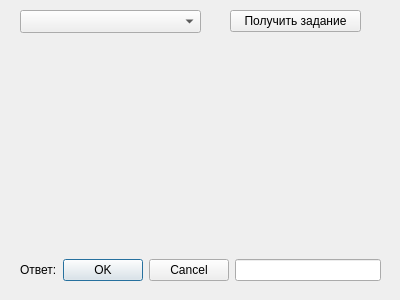
Qt form client/client/task.ui (MasloboevVladislav/Progect) before a commit.
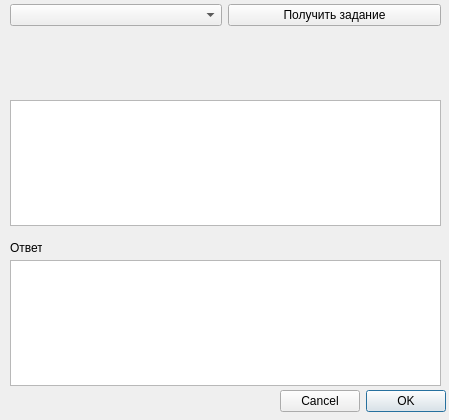
The same form after that commit.

What changed in the file:
```diff
--- a/client/client/task.ui
+++ b/client/client/task.ui
@@ -6,86 +6,131 @@
    <rect>
     <x>0</x>
     <y>0</y>
-    <width>400</width>
-    <height>300</height>
+    <width>449</width>
+    <height>420</height>
    </rect>
   </property>
   <property name="windowTitle">
    <string>Dialog</string>
   </property>
-  <widget class="QComboBox" name="comboBoxCategories">
+  <property name="layoutDirection">
+   <enum>Qt::RightToLeft</enum>
+  </property>
+  <widget class="QPlainTextEdit" name="plainTextEditAnswer">
    <property name="geometry">
     <rect>
-     <x>20</x>
-     <y>10</y>
-     <width>181</width>
-     <height>23</height>
+     <x>10</x>
+     <y>260</y>
+     <width>431</width>
+     <height>126</height>
     </rect>
    </property>
-  </widget>
-  <widget class="QPushButton" name="pushButtonGetTask">
-   <property name="geometry">
-    <rect>
-     <x>230</x>
-     <y>10</y>
-     <width>131</width>
-     <height>22</height>
-    </rect>
+   <property name="layoutDirection">
+    <enum>Qt::LeftToRight</enum>
    </property>
-   <property name="text">
-    <string>Получить задание</string>
+   <property name="lineWrapMode">
+    <enum>QPlainTextEdit::NoWrap</enum>
    </property>
   </widget>
-  <widget class="QWidget" name="layoutWidget">
+  <widget class="QWidget" name="horizontalLayoutWidget">
    <property name="geometry">
     <rect>
-     <x>20</x>
-     <y>50</y>
-     <width>361</width>
-     <height>231</height>
+     <x>10</x>
+     <y>0</y>
+     <width>431</width>
+     <height>31</height>
     </rect>
    </property>
-   <layout class="QVBoxLayout" name="verticalLayout">
+   <layout class="QHBoxLayout" name="horizontalLayout">
     <item>
-     <widget class="QLabel" name="labelTask">
+     <widget class="QPushButton" name="pushButtonGetTask">
+      <property name="layoutDirection">
+       <enum>Qt::LeftToRight</enum>
+      </property>
       <property name="text">
-       <string/>
+       <string>Получить задание</string>
       </property>
      </widget>
     </item>
     <item>
-     <widget class="QLabel" name="label_Variant">
-      <property name="text">
-       <string/>
+     <widget class="QComboBox" name="comboBoxCategories">
+      <property name="layoutDirection">
+       <enum>Qt::LeftToRight</enum>
       </property>
      </widget>
     </item>
-    <item>
-     <layout class="QHBoxLayout" name="horizontalLayout">
-      <item>
-       <widget class="QLabel" name="label">
-        <property name="text">
-         <string>Ответ:</string>
-        </property>
-       </widget>
-      </item>
-      <item>
-       <widget class="QDialogButtonBox" name="buttonBox">
-        <property name="orientation">
-         <enum>Qt::Horizontal</enum>
-        </property>
-        <property name="standardButtons">
-         <set>QDialogButtonBox::Cancel|QDialogButtonBox::Ok</set>
-        </property>
-       </widget>
-      </item>
-      <item>
-       <widget class="QLineEdit" name="lineEditAnswer"/>
-      </item>
-     </layout>
-    </item>
    </layout>
   </widget>
+  <widget class="QLabel" name="labelTask">
+   <property name="geometry">
+    <rect>
+     <x>10</x>
+     <y>40</y>
+     <width>431</width>
+     <height>41</height>
+    </rect>
+   </property>
+   <property name="layoutDirection">
+    <enum>Qt::LeftToRight</enum>
+   </property>
+   <property name="autoFillBackground">
+    <bool>true</bool>
+   </property>
+   <property name="text">
+    <string/>
+   </property>
+  </widget>
+  <widget class="QPlainTextEdit" name="plainTextEditVariant">
+   <property name="geometry">
+    <rect>
+     <x>10</x>
+     <y>100</y>
+     <width>431</width>
+     <height>126</height>
+    </rect>
+   </property>
+   <property name="layoutDirection">
+    <enum>Qt::LeftToRight</enum>
+   </property>
+   <property name="lineWrapMode">
+    <enum>QPlainTextEdit::NoWrap</enum>
+   </property>
+   <property name="readOnly">
+    <bool>true</bool>
+   </property>
+  </widget>
+  <widget class="QLabel" name="label">
+   <property name="geometry">
+    <rect>
+     <x>10</x>
+     <y>240</y>
+     <width>32</width>
+     <height>16</height>
+    </rect>
+   </property>
+   <property name="text">
+    <string>Ответ:</string>
+   </property>
+  </widget>
+  <widget class="QDialogButtonBox" name="buttonBox">
+   <property name="geometry">
+    <rect>
+     <x>280</x>
+     <y>390</y>
+     <width>171</width>
+     <height>22</height>
+    </rect>
+   </property>
+   <property name="layoutDirection">
+    <enum>Qt::RightToLeft</enum>
+   </property>
+   <property name="orientation">
+    <enum>Qt::Horizontal</enum>
+   </property>
+   <property name="standardButtons">
+    <set>QDialogButtonBox::Cancel|QDialogButtonBox::Ok</set>
+   </property>
+  </widget>
  </widget>
  <resources/>
  <connections>
```
